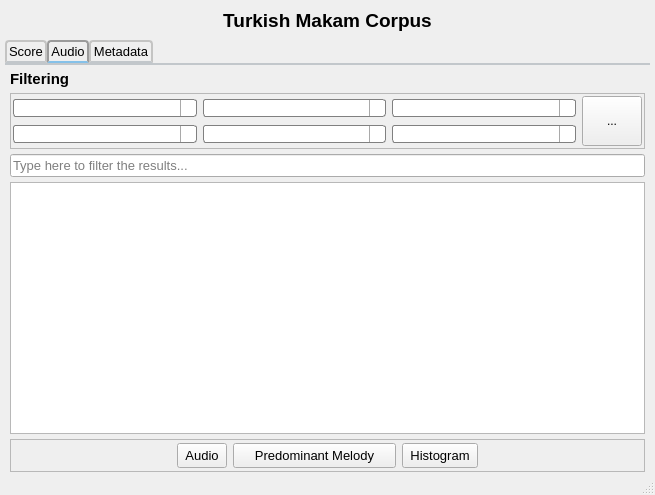
MTG/dunya-desktop, file ui_files/qt_designs/makam_main.ui: the form before one commit.
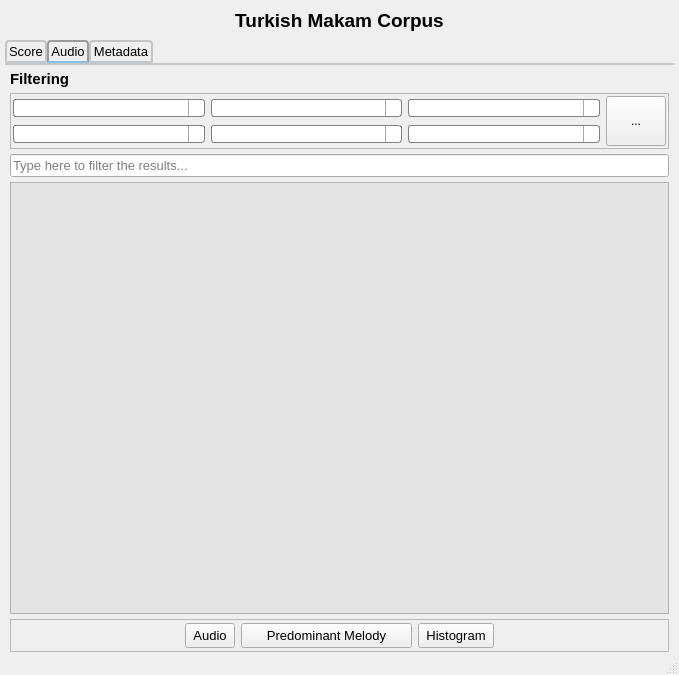
The form after the commit. Icons and pictures are not drawn.

Commit message: Changes in the design -added background image for results table

What changed in the file:
```diff
--- a/ui_files/qt_designs/makam_main.ui
+++ b/ui_files/qt_designs/makam_main.ui
@@ -6,8 +6,8 @@
    <rect>
     <x>0</x>
     <y>0</y>
-    <width>655</width>
-    <height>495</height>
+    <width>679</width>
+    <height>675</height>
    </rect>
   </property>
   <property name="baseSize">
@@ -26,6 +26,9 @@
    <iconset resource="resources.qrc">
     <normaloff>:/compmusic/icons/compmusic-logo-black.png</normaloff>:/compmusic/icons/compmusic-logo-black.png</iconset>
   </property>
+  <property name="styleSheet">
+   <string notr="true"/>
+  </property>
   <widget class="QWidget" name="centralwidget_makam">
    <layout class="QGridLayout" name="gridLayout_mainwindow">
     <property name="leftMargin">
@@ -182,7 +185,7 @@
           <property name="lineWidth">
            <number>1</number>
           </property>
-          <layout class="QGridLayout" name="gridLayout_filtering" rowstretch="0,0,0">
+          <layout class="QGridLayout" name="gridLayout_filtering" rowstretch="0,0">
            <property name="sizeConstraint">
             <enum>QLayout::SetNoConstraint</enum>
            </property>
@@ -255,7 +258,8 @@
 }
 
 QComboBox:editable {
-    background: white;
+   background: rgb(255, 255, 255);
+	/*background: transparent*/
 }
 
 QComboBox:!editable, QComboBox::drop-down:editable {
@@ -313,7 +317,8 @@
 }
 
 QComboBox:editable {
-    background: white;
+   background: rgb(255, 255, 255);
+	/*background: transparent*/
 }
 
 QComboBox:!editable, QComboBox::drop-down:editable {
@@ -371,7 +376,8 @@
 }
 
 QComboBox:editable {
-    background: white;
+   background: rgb(255, 255, 255);
+	/*background: transparent*/
 }
 
 QComboBox:!editable, QComboBox::drop-down:editable {
@@ -429,7 +435,8 @@
 }
 
 QComboBox:editable {
-    background: white;
+   background: rgb(255, 255, 255);
+	/*background: transparent*/
 }
 
 QComboBox:!editable, QComboBox::drop-down:editable {
@@ -487,7 +494,8 @@
 }
 
 QComboBox:editable {
-    background: white;
+   background: rgb(255, 255, 255);
+	/*background: transparent*/
 }
 
 QComboBox:!editable, QComboBox::drop-down:editable {
@@ -561,7 +569,8 @@
 }
 
 QComboBox:editable {
-    background: white;
+   background: rgb(255, 255, 255);
+	/*background: transparent*/
 }
 
 QComboBox:!editable, QComboBox::drop-down:editable {
@@ -650,7 +659,13 @@
            </font>
           </property>
           <property name="styleSheet">
-           <string notr="true"/>
+           <string notr="true">/*background-image: url(:/compmusic/icons/compmusic-logo-opac.svg); */
+background-image: url(:/compmusic/icons/COMPMUSIC_LOGO_BN_2_sobre_NEGRE-scaled.svg);
+background-repeat: no-repeat;
+background-attachment: fixed; 
+background-position: center;
+/*background-repeat: no-repeat;*/
+background-color: rgb(228, 228, 228)</string>
           </property>
          </widget>
         </item>
@@ -674,6 +689,9 @@
             <height>60</height>
            </size>
           </property>
+          <property name="styleSheet">
+           <string notr="true"/>
+          </property>
           <property name="frameShape">
            <enum>QFrame::StyledPanel</enum>
           </property>
```
Left out of the diff: 2 changed lines with no effect on the pictures. The commit also changes 3 other files.
